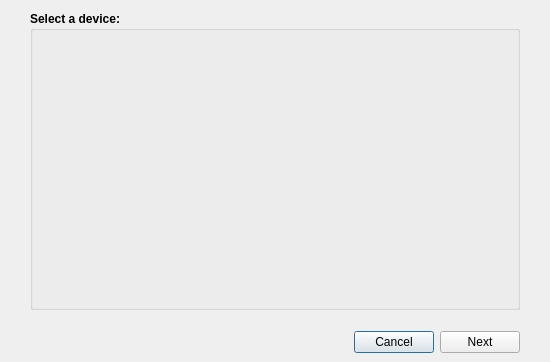
Old version of the form src/qt/forms/hardwarekeystoredialog.ui in the repository qtumproject/qtum.
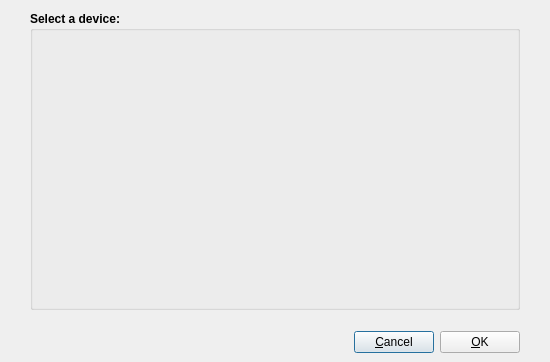
New version of the form.

Commit message: Add import addresses in hardware sign tx dialog

```diff
--- a/src/qt/forms/hardwarekeystoredialog.ui
+++ b/src/qt/forms/hardwarekeystoredialog.ui
@@ -86,14 +86,14 @@
       <item>
        <widget class="QPushButton" name="cancelButton">
         <property name="text">
-         <string>Cancel</string>
+         <string>&amp;Cancel</string>
         </property>
        </widget>
       </item>
       <item>
        <widget class="QPushButton" name="nextButton">
         <property name="text">
-         <string>Next</string>
+         <string>&amp;OK</string>
         </property>
        </widget>
       </item>
```
Left out of the diff: 2 changed lines with no effect on the pictures. The commit also changes 5 other files.
